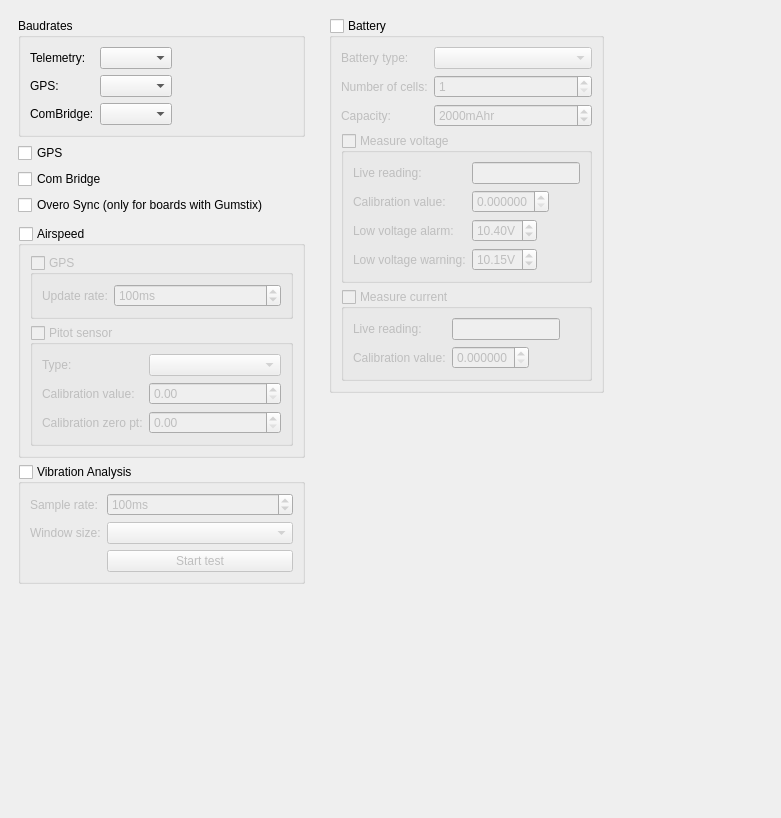
First picture: the form in ground/gcs/src/plugins/config/modulesettingsform.ui, repository TauLabs/TauLabs, before the edit.
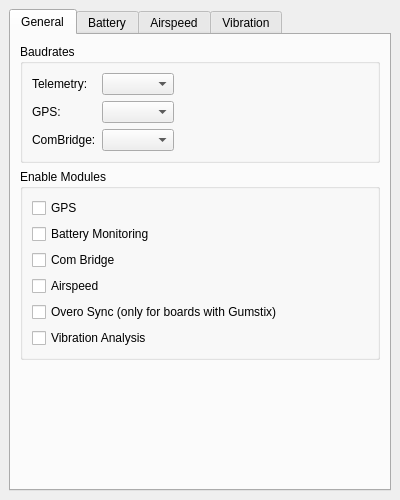
Second picture: the form after the edit.

Commit message:
Modules: move separate modules into own tabs
This cleans up the layout and makes it less daunting.  Keep
grouped information together appropriately.

What changed in the file:
```diff
--- a/ground/gcs/src/plugins/config/modulesettingsform.ui
+++ b/ground/gcs/src/plugins/config/modulesettingsform.ui
@@ -6,8 +6,8 @@
    <rect>
     <x>0</x>
     <y>0</y>
-    <width>781</width>
-    <height>818</height>
+    <width>400</width>
+    <height>500</height>
    </rect>
   </property>
   <property name="windowTitle">
@@ -33,32 +33,151 @@
        <rect>
         <x>0</x>
         <y>0</y>
-        <width>781</width>
-        <height>818</height>
+        <width>400</width>
+        <height>500</height>
        </rect>
       </property>
       <layout class="QGridLayout" name="gridLayout_3">
+       <item row="0" column="0">
+        <widget class="QTabWidget" name="moduleTab">
+         <property name="tabShape">
+          <enum>QTabWidget::Rounded</enum>
+         </property>
+         <property name="currentIndex">
+          <number>0</number>
+         </property>
+         <property name="tabsClosable">
+          <bool>false</bool>
+         </property>
+         <widget class="QWidget" name="tabGeneral">
+          <attribute name="title">
+           <string>General</string>
+          </attribute>
+          <layout class="QVBoxLayout" name="verticalLayout_4">
+           <item>
+            <widget class="QGroupBox" name="groupBox">
+             <property name="title">
+              <string>Baudrates</string>
+             </property>
+             <layout class="QFormLayout" name="formLayout_4">
+              <property name="fieldGrowthPolicy">
+               <enum>QFormLayout::FieldsStayAtSizeHint</enum>
+              </property>
+              <item row="0" column="0">
+               <widget class="QLabel" name="label_18">
+                <property name="text">
+                 <string>Telemetry: </string>
+                </property>
+               </widget>
+              </item>
        <item row="0" column="1">
-        <widget class="QFrame" name="frame_2">
-         <property name="frameShape">
-          <enum>QFrame::NoFrame</enum>
-         </property>
-         <property name="frameShadow">
-          <enum>QFrame::Raised</enum>
-         </property>
-         <layout class="QVBoxLayout" name="verticalLayout_2">
+               <widget class="QComboBox" name="cb_TelemetryBaudRate"/>
+              </item>
+              <item row="1" column="0">
+               <widget class="QLabel" name="label_19">
+                <property name="text">
+                 <string>GPS: </string>
+                </property>
+               </widget>
+              </item>
+              <item row="1" column="1">
+               <widget class="QComboBox" name="cb_gpsSpeed"/>
+              </item>
+              <item row="2" column="0">
+               <widget class="QLabel" name="label_17">
+                <property name="text">
+                 <string>ComBridge:</string>
+                </property>
+               </widget>
+              </item>
+              <item row="2" column="1">
+               <widget class="QComboBox" name="cb_combridgeSpeed"/>
+              </item>
+             </layout>
+            </widget>
+           </item>
           <item>
-           <widget class="QGroupBox" name="gb_Battery">
+            <widget class="QGroupBox" name="gbModules">
             <property name="title">
+              <string>Enable Modules</string>
+             </property>
+             <layout class="QVBoxLayout" name="verticalLayout_5">
+              <item>
+               <widget class="QCheckBox" name="cbGPS">
+                <property name="toolTip">
+                 <string>Select to enable the GPS module</string>
+                </property>
+                <property name="text">
+                 <string>GPS</string>
+                </property>
+               </widget>
+              </item>
+              <item>
+               <widget class="QCheckBox" name="cbBattery">
+                <property name="text">
+                 <string>Battery Monitoring</string>
+                </property>
+               </widget>
+              </item>
+              <item>
+               <widget class="QCheckBox" name="cbComBridge">
+                <property name="toolTip">
+                 <string>Select to enable USB serial relay to a serial port (select the board on the board options)</string>
+                </property>
+                <property name="text">
+                 <string>Com Bridge</string>
+                </property>
+               </widget>
+              </item>
+              <item>
+               <widget class="QCheckBox" name="cbAirspeed">
+                <property name="text">
+                 <string>Airspeed</string>
+                </property>
+               </widget>
+              </item>
+              <item>
+               <widget class="QCheckBox" name="cbOveroSync">
+                <property name="toolTip">
+                 <string>Select to enable synchronization to an Overo module</string>
+                </property>
+                <property name="text">
+                 <string>Overo Sync (only for boards with Gumstix)</string>
+                </property>
+               </widget>
+              </item>
+              <item>
+               <widget class="QCheckBox" name="cbVibrationAnalysis">
+                <property name="text">
+                 <string>Vibration Analysis</string>
+                </property>
+               </widget>
+              </item>
+             </layout>
+            </widget>
+           </item>
+           <item>
+            <spacer name="verticalSpacer_4">
+             <property name="orientation">
+              <enum>Qt::Vertical</enum>
+             </property>
+             <property name="sizeHint" stdset="0">
+              <size>
+               <width>20</width>
+               <height>40</height>
+              </size>
+             </property>
+            </spacer>
+           </item>
+          </layout>
+         </widget>
+         <widget class="QWidget" name="tabBattery">
+          <attribute name="title">
              <string>Battery</string>
-            </property>
-            <property name="checkable">
-             <bool>true</bool>
-            </property>
-            <property name="checked">
-             <bool>false</bool>
-            </property>
-            <layout class="QFormLayout" name="formLayout_8">
+          </attribute>
+          <layout class="QVBoxLayout" name="verticalLayout_7">
+           <item>
+            <layout class="QFormLayout" name="formLayout_6">
              <item row="0" column="0">
               <widget class="QLabel" name="label_5">
                <property name="text">
@@ -115,7 +234,9 @@
                </property>
               </widget>
              </item>
-             <item row="3" column="0" colspan="2">
+            </layout>
+           </item>
+           <item>
               <widget class="QGroupBox" name="gb_measureVoltage">
                <property name="title">
                 <string>Measure voltage</string>
@@ -207,7 +328,7 @@
                </layout>
               </widget>
              </item>
-             <item row="4" column="0" colspan="2">
+           <item>
               <widget class="QGroupBox" name="gb_measureCurrent">
                <property name="title">
                 <string>Measure current</string>
@@ -259,153 +380,26 @@
                </layout>
               </widget>
              </item>
-            </layout>
-           </widget>
-          </item>
           <item>
-           <spacer name="verticalSpacer_2">
+            <spacer name="verticalSpacer_6">
             <property name="orientation">
              <enum>Qt::Vertical</enum>
             </property>
             <property name="sizeHint" stdset="0">
              <size>
               <width>20</width>
-              <height>40</height>
+               <height>2</height>
              </size>
             </property>
            </spacer>
           </item>
          </layout>
         </widget>
-       </item>
-       <item row="0" column="2">
-        <spacer name="horizontalSpacer">
-         <property name="orientation">
-          <enum>Qt::Horizontal</enum>
-         </property>
-         <property name="sizeHint" stdset="0">
-          <size>
-           <width>40</width>
-           <height>20</height>
-          </size>
-         </property>
-        </spacer>
-       </item>
-       <item row="0" column="0">
-        <widget class="QFrame" name="frame">
-         <property name="minimumSize">
-          <size>
-           <width>305</width>
-           <height>0</height>
-          </size>
-         </property>
-         <property name="frameShape">
-          <enum>QFrame::NoFrame</enum>
-         </property>
-         <property name="frameShadow">
-          <enum>QFrame::Plain</enum>
-         </property>
-         <layout class="QVBoxLayout" name="verticalLayout">
-          <item>
-           <widget class="QGroupBox" name="groupBox">
-            <property name="title">
-             <string>Baudrates</string>
-            </property>
-            <layout class="QFormLayout" name="formLayout_4">
-             <property name="fieldGrowthPolicy">
-              <enum>QFormLayout::FieldsStayAtSizeHint</enum>
-             </property>
-             <item row="0" column="0">
-              <widget class="QLabel" name="label_18">
-               <property name="text">
-                <string>Telemetry: </string>
-               </property>
-              </widget>
-             </item>
-             <item row="0" column="1">
-              <widget class="QComboBox" name="cb_TelemetryBaudRate"/>
-             </item>
-             <item row="1" column="0">
-              <widget class="QLabel" name="label_19">
-               <property name="text">
-                <string>GPS: </string>
-               </property>
-              </widget>
-             </item>
-             <item row="1" column="1">
-              <widget class="QComboBox" name="cb_gpsSpeed"/>
-             </item>
-             <item row="2" column="0">
-              <widget class="QLabel" name="label_17">
-               <property name="text">
-                <string>ComBridge:</string>
-               </property>
-              </widget>
-             </item>
-             <item row="2" column="1">
-              <widget class="QComboBox" name="cb_combridgeSpeed"/>
-             </item>
-            </layout>
-           </widget>
-          </item>
-          <item>
-           <widget class="QCheckBox" name="gb_GPS">
-            <property name="toolTip">
-             <string>Select to enable the GPS module</string>
-            </property>
-            <property name="text">
-             <string>GPS</string>
-            </property>
-           </widget>
-          </item>
-          <item>
-           <widget class="QCheckBox" name="gb_ComBridge">
-            <property name="toolTip">
-             <string>Select to enable USB serial relay to a serial port (select the board on the board options)</string>
-            </property>
-            <property name="text">
-             <string>Com Bridge</string>
-            </property>
-           </widget>
-          </item>
-          <item>
-           <widget class="QCheckBox" name="gb_OveroSync">
-            <property name="toolTip">
-             <string>Select to enable synchronization to an Overo module</string>
-            </property>
-            <property name="text">
-             <string>Overo Sync (only for boards with Gumstix)</string>
-            </property>
-           </widget>
-          </item>
-          <item>
-           <spacer name="verticalSpacer_3">
-            <property name="orientation">
-             <enum>Qt::Vertical</enum>
-            </property>
-            <property name="sizeType">
-             <enum>QSizePolicy::Fixed</enum>
-            </property>
-            <property name="sizeHint" stdset="0">
-             <size>
-              <width>20</width>
-              <height>5</height>
-             </size>
-            </property>
-           </spacer>
-          </item>
-          <item>
-           <widget class="QGroupBox" name="gb_Airspeed">
-            <property name="title">
+         <widget class="QWidget" name="tabAirspeed">
+          <attribute name="title">
              <string>Airspeed</string>
-            </property>
-            <property name="checkable">
-             <bool>true</bool>
-            </property>
-            <property name="checked">
-             <bool>false</bool>
-            </property>
-            <layout class="QVBoxLayout" name="verticalLayout_3">
+          </attribute>
+          <layout class="QVBoxLayout" name="verticalLayout_6">
              <item>
               <widget class="QGroupBox" name="gb_airspeedGPS">
                <property name="title">
@@ -500,21 +494,29 @@
                </layout>
               </widget>
              </item>
-            </layout>
-           </widget>
-          </item>
-          <item>
-           <widget class="QGroupBox" name="gb_VibrationAnalysis">
-            <property name="title">
-             <string>Vibration Analysis</string>
-            </property>
-            <property name="checkable">
-             <bool>true</bool>
-            </property>
-            <property name="checked">
-             <bool>false</bool>
-            </property>
-            <layout class="QFormLayout" name="formLayout_5">
+           <item>
+            <spacer name="verticalSpacer_5">
+             <property name="orientation">
+              <enum>Qt::Vertical</enum>
+             </property>
+             <property name="sizeHint" stdset="0">
+              <size>
+               <width>20</width>
+               <height>40</height>
+              </size>
+             </property>
+            </spacer>
+           </item>
+          </layout>
+         </widget>
+         <widget class="QWidget" name="tabVibration">
+          <attribute name="title">
+           <string>Vibration</string>
+          </attribute>
+          <layout class="QFormLayout" name="formLayout_8">
+           <property name="fieldGrowthPolicy">
+            <enum>QFormLayout::FieldsStayAtSizeHint</enum>
+           </property>
              <item row="0" column="0">
               <widget class="QLabel" name="label_10">
                <property name="text">
@@ -560,21 +562,6 @@
              </item>
             </layout>
            </widget>
-          </item>
-          <item>
-           <spacer name="verticalSpacer">
-            <property name="orientation">
-             <enum>Qt::Vertical</enum>
-            </property>
-            <property name="sizeHint" stdset="0">
-             <size>
-              <width>20</width>
-              <height>40</height>
-             </size>
-            </property>
-           </spacer>
-          </item>
-         </layout>
         </widget>
        </item>
       </layout>
```
Lines whose indentation alone changed are shown as unchanged. The commit also changes 1 other file.
